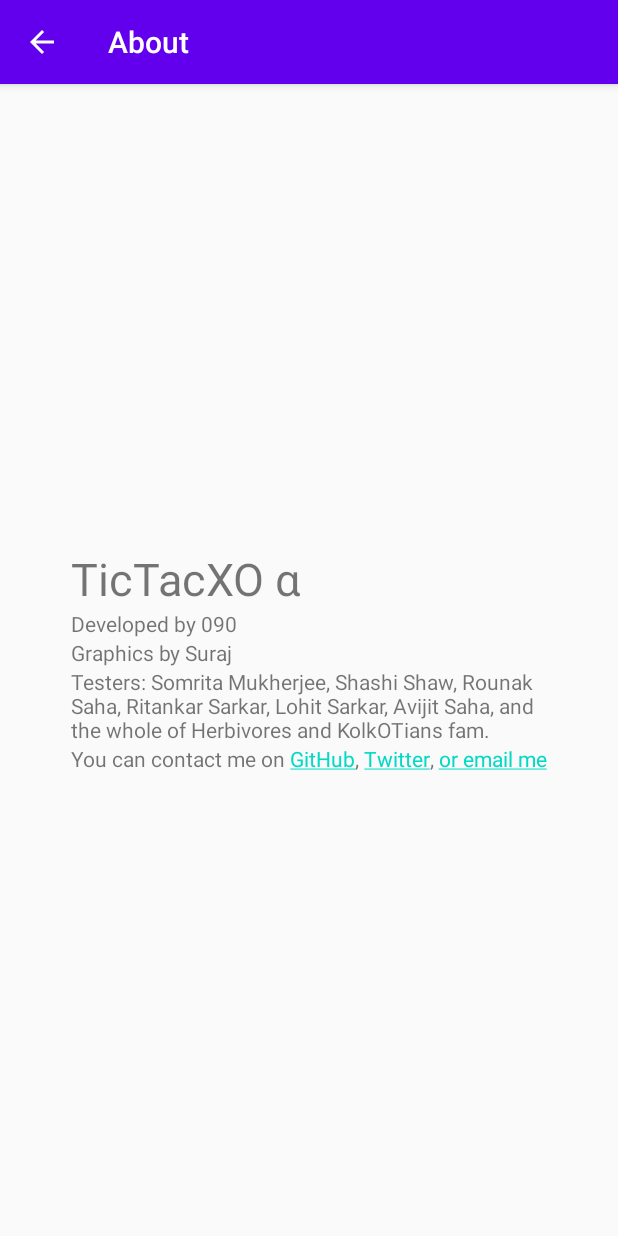
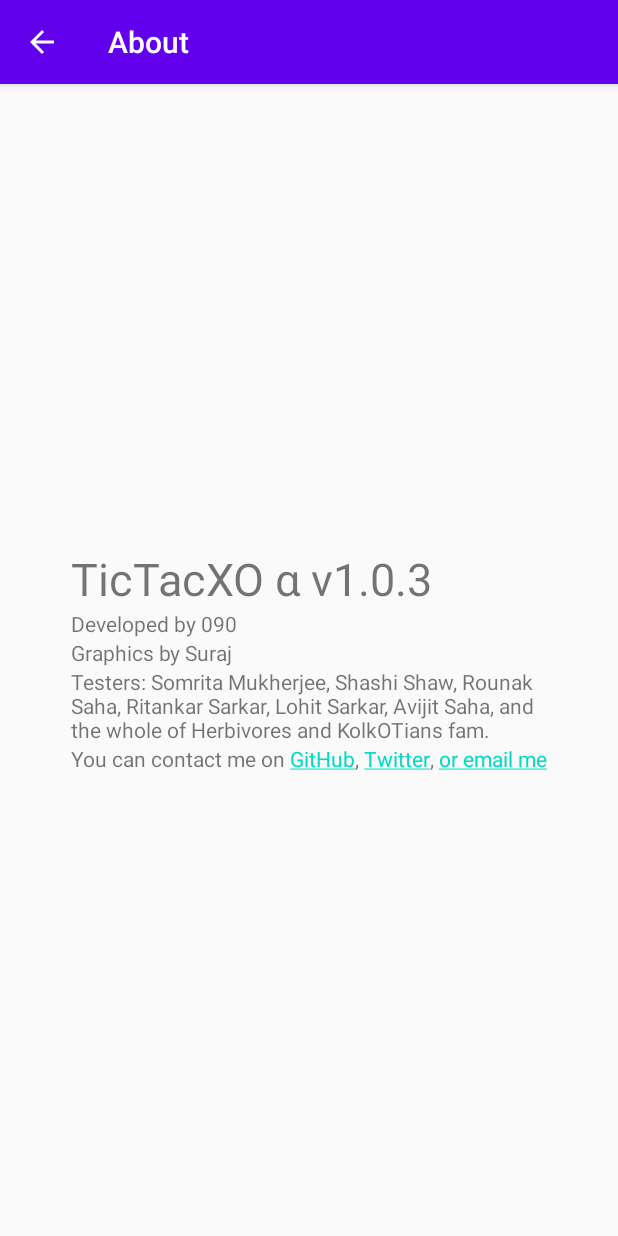
Before and after one commit to sanskaru/TicTacToeXO, an Android app: the about screen opened directly, with no data from a screen before it, on a phone screen of 412 x 824 dp. Run offline under Robolectric (Android 15) with nearby library versions, the phone set to English and light mode, and no system bars.

```diff
--- a/app/build.gradle
+++ b/app/build.gradle
@@ -8,8 +8,8 @@ android {
         applicationId "com.s090.tictactoexo"
         minSdkVersion 16
         targetSdkVersion 29
-        versionCode 3
-        versionName "1.0.2_alpha"
+        versionCode 4
+        versionName "1.0.3_alpha"
 
         testInstrumentationRunner "androidx.test.runner.AndroidJUnitRunner"
     }
--- a/app/src/main/java/com/s090/tictactoexo/about.java
+++ b/app/src/main/java/com/s090/tictactoexo/about.java
@@ -18,6 +18,9 @@ public class about extends AppCompatActivity {
     protected void onCreate(Bundle savedInstanceState) {
         super.onCreate(savedInstanceState);
         setContentView(R.layout.activity_about);
+        TextView title = (TextView) findViewById(R.id.title);
+        String tileString=getString(R.string.app_name) + " " + getString(R.string.app_version);
+        title.setText(tileString);
         TextView lenkPlox = (TextView) findViewById(R.id.textView4);
         Spanned text;
         text = Html.fromHtml("You can contact me on " +
--- a/app/src/main/res/values/strings.xml
+++ b/app/src/main/res/values/strings.xml
@@ -1,4 +1,5 @@
 <resources>
     <string name="app_name">TicTacXO α
     </string>
+    <string name="app_version">v1.0.3</string>
 </resources>
```
